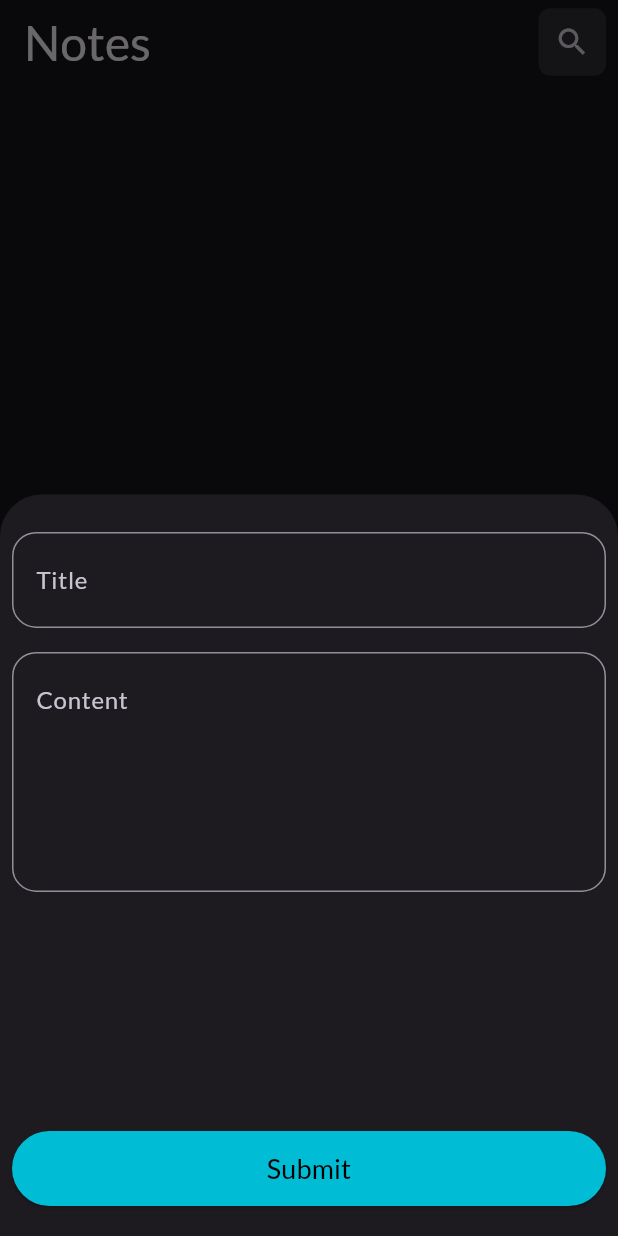
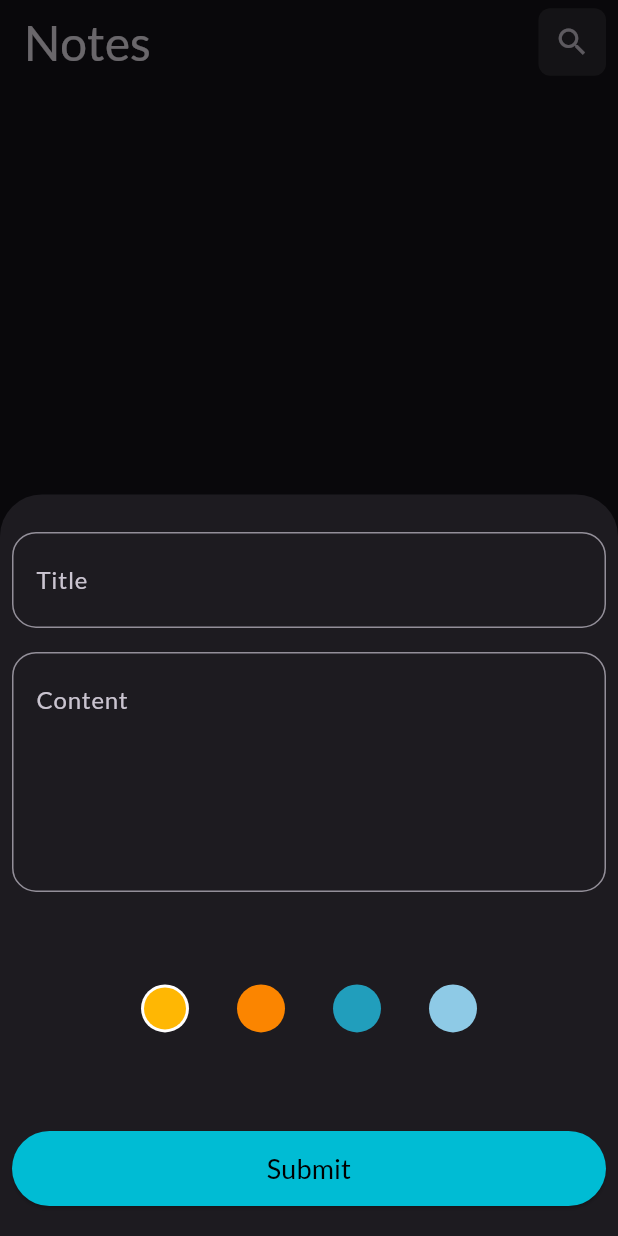
Before and after one commit to Abdullah-Mahran1/notes_app, a Flutter app: the screen it shows after launch, after a tap on the "add" icon, on a phone screen of 412 x 824 dp. Run offline on Flutter 3.47's test engine with Material 3 defaults, Android fonts, the phone set to English and light mode, and no system bars; drawn by our look-alikes of modal_progress_hud_nsn; our stand-ins replace bloc, flutter_bloc, hive_flutter; accounts and stored records are empty.

Commit message:
colors listview added

```diff
--- a/lib/cubits/add_cards_cubit/add_card_cubit.dart
+++ b/lib/cubits/add_cards_cubit/add_card_cubit.dart
@@ -3,7 +3,6 @@ import 'package:flutter_bloc/flutter_bloc.dart';
 import 'package:hive_flutter/adapters.dart';
 import 'package:meta/meta.dart';
 import 'package:notes_app/constants.dart';
-import 'package:notes_app/cubits/read_cards_cubit/read_cards_cubit.dart';
 import 'package:notes_app/models/card_model.dart';
 
 part 'add_card_state.dart';
--- a/lib/views/note_edit_view.dart
+++ b/lib/views/note_edit_view.dart
@@ -5,12 +5,9 @@ import 'package:notes_app/models/card_model.dart';
 import 'package:notes_app/widgets/custom_app_bar.dart';
 import 'package:notes_app/widgets/text_field1.dart';
 
-import '../models/card_model.dart';
-import '../widgets/custom_app_bar.dart';
-
 class NoteEditView extends StatelessWidget {
-  NoteEditView({super.key, required this.card});
-  CardModel card;
+  const NoteEditView({super.key, required this.card});
+  final CardModel card;
 
   @override
   Widget build(BuildContext context) {
--- a/lib/views/notes_view.dart
+++ b/lib/views/notes_view.dart
@@ -8,6 +8,8 @@ import 'package:notes_app/widgets/card_widget.dart';
 import 'package:notes_app/widgets/custom_app_bar.dart';
 import 'package:notes_app/widgets/text_field1.dart';
 import 'package:modal_progress_hud_nsn/modal_progress_hud_nsn.dart';
+
+List colors = [0xffFFB703, 0xffFB8500, 0xff219EBC, 0xff8ECAE6];
 
 class NotesView extends StatelessWidget {
   const NotesView({
@@ -113,10 +115,7 @@ class _ModalSheetState extends State<ModalSheet> {
                         description = val;
                       },
                     ),
-                    const Expanded(
-                        child: Placeholder(
-                      color: Colors.transparent,
-                    )),
+                    ColorsListView(),
                     Container(
                       padding: const EdgeInsets.symmetric(
                           vertical: 20, horizontal: 8),
@@ -154,3 +153,83 @@ class _ModalSheetState extends State<ModalSheet> {
     );
   }
 }
+
+class ColorsListView extends StatefulWidget {
+  const ColorsListView({
+    super.key,
+  });
+
+  @override
+  State<ColorsListView> createState() => _ColorsListViewState();
+}
+
+class _ColorsListViewState extends State<ColorsListView> {
+  int selectedIndex = 0;
+  @override
+  Widget build(BuildContext context) {
+    return Expanded(
+        child: Center(
+      child: ListView.builder(
+          shrinkWrap: true,
+          // padding: EdgeInsets.symmetric(
+          // horizontal: MediaQuery.of(context).size.width /
+          //     (2 * colors.length - 1)),
+          itemCount: colors.length,
+          scrollDirection: Axis.horizontal,
+          itemBuilder: (context, index) {
+            return ColorWidget(
+                bgColor: colors[index],
+                isSelected: selectedIndex == index,
+                onTap: () {
+                  setState(() {
+                    selectedIndex = index;
+                  });
+                });
+          }),
+    )
+        //   child: Placeholder(
+        // color: Colors.transparent,
+        );
+  }
+}
+
+class ColorWidget extends StatelessWidget {
+  const ColorWidget(
+      {super.key, required this.bgColor, required this.isSelected, this.onTap});
+  final int bgColor;
+  final bool isSelected;
+  final Function()? onTap;
+  @override
+  Widget build(BuildContext context) {
+    return Padding(
+      padding: const EdgeInsets.symmetric(horizontal: 16.0),
+      child: Center(
+          child: isSelected
+              ? CircleAvatar(
+                  backgroundColor: Colors.transparent,
+                  radius: 16,
+                  child: InkWell(
+                    onTap: onTap,
+                    child: CircleAvatar(
+                      backgroundColor: Colors.white,
+                      radius: 16,
+                      child: CircleAvatar(
+                        backgroundColor: Color(bgColor),
+                        radius: 14,
+                      ),
+                    ),
+                  ),
+                )
+              : CircleAvatar(
+                  backgroundColor: Colors.transparent,
+                  radius: 16,
+                  child: InkWell(
+                    onTap: onTap,
+                    child: CircleAvatar(
+                      backgroundColor: Color(bgColor),
+                      radius: 16,
+                    ),
+                  ))),
+    );
+  }
+}
--- a/lib/widgets/card_widget.dart
+++ b/lib/widgets/card_widget.dart
@@ -31,8 +31,7 @@ class CardWidget extends StatelessWidget {
               Row(
                 mainAxisAlignment: MainAxisAlignment.spaceBetween,
                 children: [
-                  Expanded(
-                    child: Padding(
+                  Padding(
                     padding: const EdgeInsets.symmetric(horizontal: 10.0),
                     child: Column(
                       crossAxisAlignment: CrossAxisAlignment.start,
@@ -55,7 +54,6 @@ class CardWidget extends StatelessWidget {
                           textAlign: TextAlign.start,
                         )
                       ],
-                      ),
                     ),
                   ),
                   Column(
```
Lines whose indentation alone changed are shown as unchanged.
